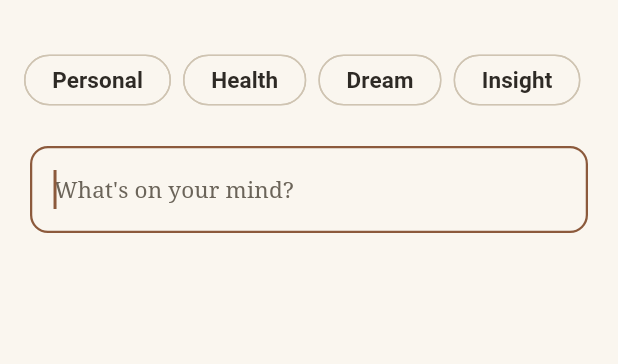
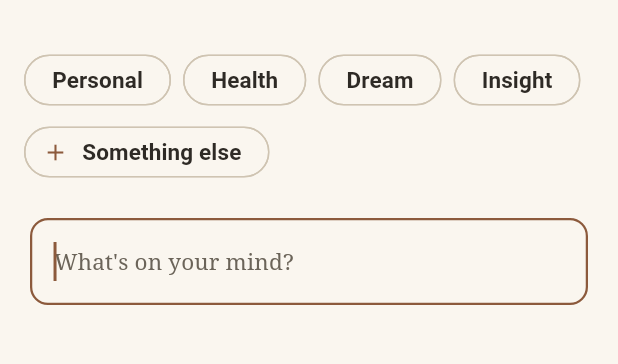
Before and after one commit to mateotomas2/ai-journaling, a Flutter app: the NoteComposerPage screen opened directly, on a phone screen of 412 x 824 dp, the part 58-422 px from its top. Run offline on Flutter 3.47's test engine with Material 3 defaults, Android fonts, the phone set to English and light mode, and no system bars; our stand-ins replace drift, flutter_secure_storage, local_auth; missing offline and left inert: cryptography, onnxruntime; accounts and stored records are empty; generated files the repository leaves out were written again.

Commit message:
feat(reflekt): categories are whatever you call them
The four the app insisted on were chosen by us for someone else's life.
They had nothing for work, for the people someone lives with, or for
whatever they are actually preoccupied with this year — and a journal
that can hold a note about your mother but not the word 'mum' is filing
it in the wrong vocabulary.

ADR-0012 supersedes the argument in note_category.dart rather than
dismissing it: the sprawl that argument warned about is real, and is now
mitigated rather than prevented. The composer offers this journal's own
words first, most-used first, so reaching for an existing one is the easy
path. Only a journal with none of its own sees the old four.

Stored lowercase and trimmed. 'Work' and 'work' as two categories would
split a day's filter in two, which is the thing that makes free-form
tagging tiring.

write_note is told not to invent one. A model coining a category per note
is exactly the sprawl the enum was protecting against, and unlike a
person it will not remember what it called things last week — it reuses
what the journal already contains, or leaves it empty.

Also fixes the import path the file format opened up: a journal arriving
from the PWA carrying 'work' would have had a category Reflekt refused to
show (ADR-0011).

Closes #47

```diff
--- a/reflekt/lib/features/journal/note_category.dart
+++ b/reflekt/lib/features/journal/note_category.dart
@@ -1,32 +1,28 @@
 /// What a note is about.
 ///
-/// A small fixed set, taken from the categories the PWA settled on. Open-ended
-/// tags would let a journal grow a vocabulary nobody can remember, and the
-/// point is to be able to scan a day, not to file it.
+/// Free text, not a fixed set (ADR-0012). The four the app used to insist on
+/// were chosen by us for someone else's life, and had nothing for work, for
+/// the people they live with, or for whatever they are actually preoccupied
+/// with this year.
 ///
-/// Uncategorised is deliberately allowed: making someone classify a thought
+/// Uncategorised is still first-class: making someone classify a thought
 /// before writing it down is a good way to stop them writing it down.
-enum NoteCategory {
-  personal('personal', 'Personal'),
-  health('health', 'Health'),
-  dream('dream', 'Dream'),
-  insight('insight', 'Insight');
+class NoteCategories {
+  const NoteCategories._();
 
-  const NoteCategory(this.id, this.label);
+  /// Offered to a journal that has not named anything yet, so the first note
+  /// is not faced with a blank field. They carry no special status — the
+  /// moment someone writes their own, these are just the ones nobody used.
+  static const suggestions = ['personal', 'health', 'dream', 'insight'];
 
-  /// Stored value. Kept stable — it is written into the database.
-  final String id;
+  /// How a category reads on screen. Stored lowercase and shown capitalised,
+  /// so "Work" and "work" are the same category rather than two.
+  static String label(String category) => category.isEmpty
+      ? ''
+      : category[0].toUpperCase() + category.substring(1);
 
-  /// How it is shown.
-  final String label;
-
-  static NoteCategory? fromId(String? id) {
-    if (id == null || id.isEmpty) return null;
-    for (final category in values) {
-      if (category.id == id) return category;
-    }
-    // An unknown category means data written by a newer version. Showing the
-    // note uncategorised is better than hiding it.
-    return null;
-  }
+  /// What gets stored. Trimmed and lowercased, because a category that
+  /// differs from another only by a capital letter is a filter that quietly
+  /// splits a day in two.
+  static String store(String typed) => typed.trim().toLowerCase();
 }
--- a/reflekt/lib/features/journal/note_composer_page.dart
+++ b/reflekt/lib/features/journal/note_composer_page.dart
@@ -10,6 +10,9 @@ class NoteComposerKeys {
 
   /// One per category, so a spec can name the one it means.
   static Key categoryOf(String id) => Key('note_composer_category_$id');
+  static const addCategory = Key('note_composer_add_category');
+  static const newCategory = Key('note_composer_new_category');
+  static const saveCategory = Key('note_composer_save_category');
 }
 
 /// What the composer was closed with.
@@ -22,8 +25,8 @@ class NoteWritten extends ComposerResult {
   const NoteWritten(this.text, this.category);
   final String text;
 
-  /// Null when the writer did not pick one, which is allowed.
-  final NoteCategory? category;
+  /// Empty when the writer did not name one, which is allowed.
+  final String category;
 }
 
 /// Erase the note being edited (ADR-0007).
@@ -36,13 +39,19 @@ class NoteComposerPage extends StatefulWidget {
   const NoteComposerPage({
     super.key,
     this.existingText,
-    this.existingCategory,
+    this.existingCategory = '',
+    this.known = const [],
   });
 
   /// Null when writing something new. Deleting is only offered for a note that
   /// already exists — there is nothing to erase otherwise.
   final String? existingText;
-  final NoteCategory? existingCategory;
+  final String existingCategory;
+
+  /// What this journal already calls things, most-used first. Offered before
+  /// the blank field so reaching for an existing word is the easy path
+  /// (ADR-0012).
+  final List<String> known;
 
   @override
   State<NoteComposerPage> createState() => _NoteComposerPageState();
@@ -52,7 +61,7 @@ class _NoteComposerPageState extends State<NoteComposerPage> {
   late final TextEditingController _controller =
       TextEditingController(text: widget.existingText ?? '');
   late bool _canSave = _controller.text.trim().isNotEmpty;
-  late NoteCategory? _category = widget.existingCategory;
+  late String _category = widget.existingCategory;
 
   bool get _isExisting => widget.existingText != null;
 
@@ -75,6 +84,54 @@ class _NoteComposerPageState extends State<NoteComposerPage> {
     final text = _controller.text.trim();
     if (text.isEmpty) return;
     Navigator.of(context).pop(NoteWritten(text, _category));
+  }
+
+  /// What to offer: the journal's own words first, then the starting few for a
+  /// journal that has none, plus whatever this note already says.
+  List<String> get _offered {
+    final offered = [
+      ...widget.known,
+      if (widget.known.isEmpty) ...NoteCategories.suggestions,
+    ];
+    if (_category.isNotEmpty && !offered.contains(_category)) {
+      offered.insert(0, _category);
+    }
+    return offered;
+  }
+
+  /// Somewhere to type a category this journal has never used.
+  Future<void> _nameOne() async {
+    final typed = TextEditingController();
+    final named = await showDialog<String>(
+      context: context,
+      builder: (context) => AlertDialog(
+        title: const Text('What is this about?'),
+        content: TextField(
+          key: NoteComposerKeys.newCategory,
+          controller: typed,
+          autofocus: true,
+          textCapitalization: TextCapitalization.none,
+          decoration: const InputDecoration(hintText: 'work, mum, running…'),
+          onSubmitted: (value) => Navigator.of(context).pop(value),
+        ),
+        actions: [
+          TextButton(
+            onPressed: () => Navigator.of(context).pop(),
+            child: const Text('Cancel'),
+          ),
+          TextButton(
+            key: NoteComposerKeys.saveCategory,
+            onPressed: () => Navigator.of(context).pop(typed.text),
+            child: const Text('Use it'),
+          ),
+        ],
+      ),
+    );
+    typed.dispose();
+
+    final category = NoteCategories.store(named ?? '');
+    if (category.isEmpty || !mounted) return;
+    setState(() => _category = category);
   }
 
   @override
@@ -106,17 +163,23 @@ class _NoteComposerPageState extends State<NoteComposerPage> {
             child: Wrap(
               spacing: 8,
               children: [
-                for (final category in NoteCategory.values)
+                for (final category in _offered)
                   ChoiceChip(
-                    key: NoteComposerKeys.categoryOf(category.id),
-                    label: Text(category.label),
+                    key: NoteComposerKeys.categoryOf(category),
+                    label: Text(NoteCategories.label(category)),
                     selected: _category == category,
                     // Tapping the chosen one again clears it: picking a
                     // category should never be a one-way door.
                     onSelected: (selected) => setState(
-                      () => _category = selected ? category : null,
+                      () => _category = selected ? category : '',
                     ),
                   ),
+                ActionChip(
+                  key: NoteComposerKeys.addCategory,
+                  avatar: const Icon(Icons.add, size: 18),
+                  label: const Text('Something else'),
+                  onPressed: _nameOne,
+                ),
               ],
             ),
           ),
```
Also changed, not shown: reflekt/lib/db/journal_database.dart (+15 -0 lines), reflekt/lib/features/ai/journal_tools.dart (+9 -3 lines), reflekt/lib/features/journal/journal_home_page.dart (+26 -13 lines), reflekt/evidence/note-categories.gif, 3 other files.
